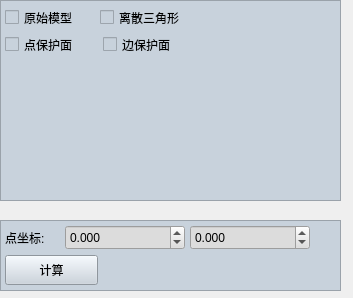
This is CutterLocation/DebugTool/WidgetTool.ui in LV6699/OperateGeom as Qt 5 draws it before an edit. The edited form follows.
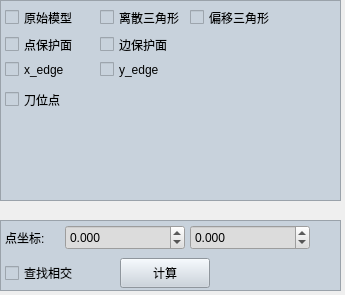
This is the edited form.

What changed in the file:
```diff
--- a/CutterLocation/DebugTool/WidgetTool.ui
+++ b/CutterLocation/DebugTool/WidgetTool.ui
@@ -6,8 +6,8 @@
    <rect>
     <x>0</x>
     <y>0</y>
-    <width>353</width>
-    <height>298</height>
+    <width>345</width>
+    <height>295</height>
    </rect>
   </property>
   <property name="windowTitle">
@@ -73,7 +73,7 @@
    <widget class="QCheckBox" name="cheEdgProtect">
     <property name="geometry">
      <rect>
-      <x>103</x>
+      <x>100</x>
       <y>35</y>
       <width>102</width>
       <height>19</height>
@@ -83,6 +83,68 @@
      <string>边保护面</string>
     </property>
    </widget>
+   <widget class="QCheckBox" name="cheTrisCl">
+    <property name="geometry">
+     <rect>
+      <x>190</x>
+      <y>5</y>
+      <width>87</width>
+      <height>25</height>
+     </rect>
+    </property>
+    <property name="text">
+     <string>偏移三角形</string>
+    </property>
+   </widget>
+   <widget class="QCheckBox" name="cheClPt">
+    <property name="geometry">
+     <rect>
+      <x>5</x>
+      <y>90</y>
+      <width>71</width>
+      <height>19</height>
+     </rect>
+    </property>
+    <property name="text">
+     <string>刀位点</string>
+    </property>
+   </widget>
+   <widget class="QCheckBox" name="che_xEdge">
+    <property name="geometry">
+     <rect>
+      <x>5</x>
+      <y>60</y>
+      <width>71</width>
+      <height>19</height>
+     </rect>
+    </property>
+    <property name="font">
+     <font>
+      <pointsize>9</pointsize>
+     </font>
+    </property>
+    <property name="text">
+     <string>x_edge</string>
+    </property>
+   </widget>
+   <widget class="QCheckBox" name="che_yEdge">
+    <property name="geometry">
+     <rect>
+      <x>100</x>
+      <y>60</y>
+      <width>71</width>
+      <height>19</height>
+     </rect>
+    </property>
+    <property name="font">
+     <font>
+      <pointsize>9</pointsize>
+     </font>
+    </property>
+    <property name="text">
+     <string>y_edge</string>
+    </property>
+   </widget>
   </widget>
   <widget class="QFrame" name="frame_2">
    <property name="geometry">
@@ -162,9 +224,9 @@
    <widget class="QPushButton" name="btLineInt">
     <property name="geometry">
      <rect>
-      <x>5</x>
-      <y>35</y>
-      <width>93</width>
+      <x>120</x>
+      <y>38</y>
+      <width>90</width>
       <height>30</height>
      </rect>
     </property>
@@ -172,6 +234,19 @@
      <string>计算</string>
     </property>
    </widget>
+   <widget class="QCheckBox" name="cheFindInt">
+    <property name="geometry">
+     <rect>
+      <x>5</x>
+      <y>38</y>
+      <width>80</width>
+      <height>30</height>
+     </rect>
+    </property>
+    <property name="text">
+     <string>查找相交</string>
+    </property>
+   </widget>
   </widget>
  </widget>
  <resources/>
```
